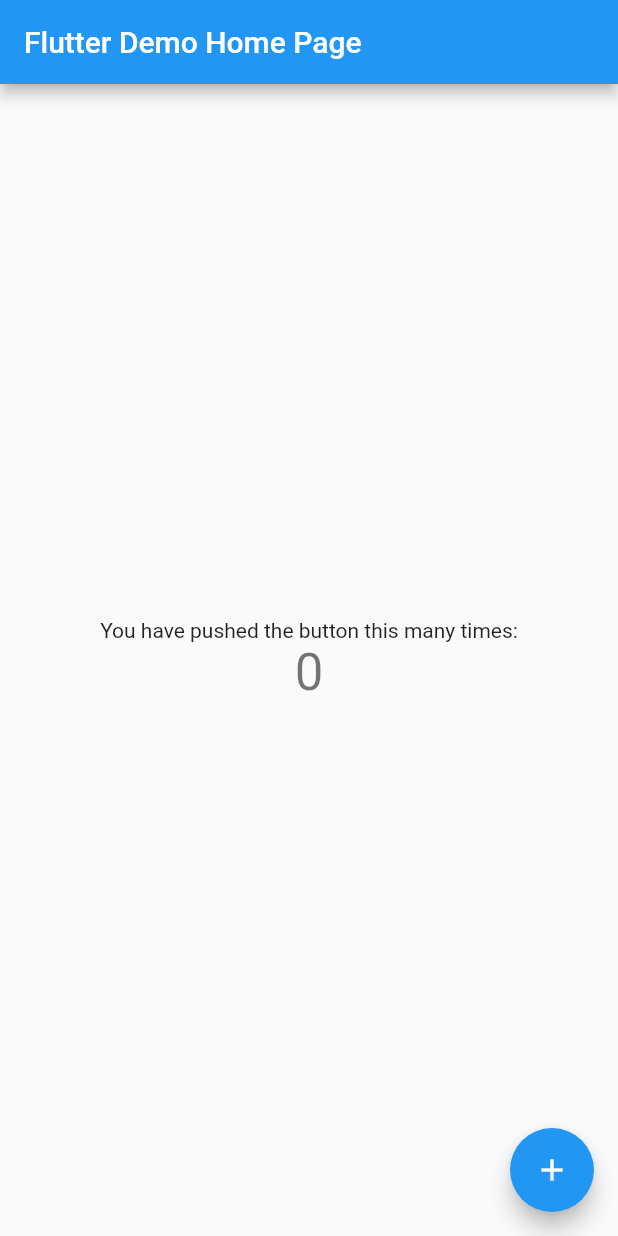
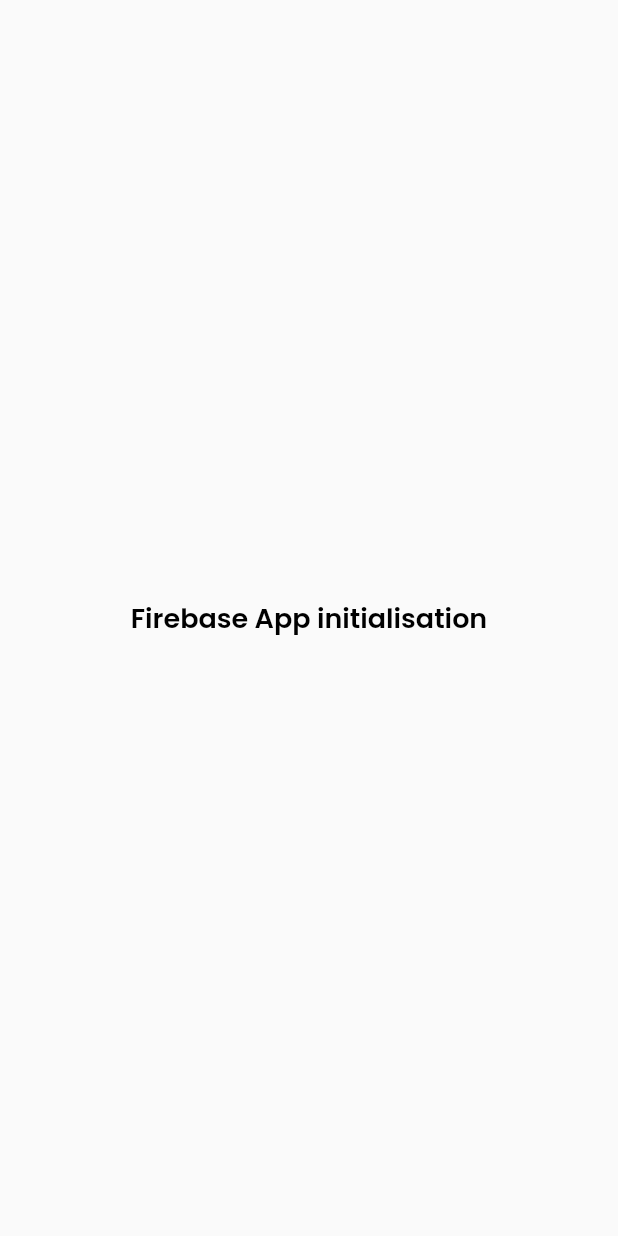
Before and after one commit to AMELkhdfjd/Ecommerce_MobileApp, a Flutter app: the screen it shows after launch, on a phone screen of 412 x 824 dp. Run offline on Flutter 3.47's test engine with Material 2 defaults, Android fonts, the phone set to English and light mode, and no system bars; our stand-ins replace firebase_core, google_fonts; accounts and stored records are empty.

Commit message:
starting the home page

```diff
--- /dev/null
+++ b/lib/constants.dart
@@ -0,0 +1,11 @@
+import 'package:flutter/material.dart';
+import 'package:flutter/painting.dart';
+import 'package:flutter/widgets.dart';
+
+class Constants{
+  static const regularHeading = TextStyle(
+    fontSize: 18,
+    fontWeight: FontWeight.w600,
+    color: Colors.black,
+  );
+}
--- a/lib/main.dart
+++ b/lib/main.dart
@@ -1,4 +1,9 @@
+// ignore_for_file: use_key_in_widget_constructors, avoid_unnecessary_containers, prefer_const_constructors, unused_import
+
+import 'package:firebase_core/firebase_core.dart';
 import 'package:flutter/material.dart';
+import 'package:google_fonts/google_fonts.dart';
+import './screens/landing_page.dart';
 
 void main() {
   runApp(const MyApp());
@@ -7,109 +12,18 @@ void main() {
 class MyApp extends StatelessWidget {
   const MyApp({Key? key}) : super(key: key);
 
-  // This widget is the root of your application.
+
   @override
   Widget build(BuildContext context) {
     return MaterialApp(
       title: 'Flutter Demo',
       theme: ThemeData(
-        // This is the theme of your application.
-        //
-        // Try running your application with "flutter run". You'll see the
-        // application has a blue toolbar. Then, without quitting the app, try
-        // changing the primarySwatch below to Colors.green and then invoke
-        // "hot reload" (press "r" in the console where you ran "flutter run",
-        // or simply save your changes to "hot reload" in a Flutter IDE).
-        // Notice that the counter didn't reset back to zero; the application
-        // is not restarted.
+        textTheme: GoogleFonts.poppinsTextTheme(
+          Theme.of(context).textTheme,
+        ),
         primarySwatch: Colors.blue,
       ),
-      home: const MyHomePage(title: 'Flutter Demo Home Page'),
+      home: Landingpage(),
     );
   }
 }
-
-class MyHomePage extends StatefulWidget {
-  const MyHomePage({Key? key, required this.title}) : super(key: key);
-
-  // This widget is the home page of your application. It is stateful, meaning
-  // that it has a State object (defined below) that contains fields that affect
-  // how it looks.
-
-  // This class is the configuration for the state. It holds the values (in this
-  // case the title) provided by the parent (in this case the App widget) and
-  // used by the build method of the State. Fields in a Widget subclass are
-  // always marked "final".
-
-  final String title;
-
-  @override
-  State<MyHomePage> createState() => _MyHomePageState();
-}
-
-class _MyHomePageState extends State<MyHomePage> {
-  int _counter = 0;
-
-  void _incrementCounter() {
-    setState(() {
-      // This call to setState tells the Flutter framework that something has
-      // changed in this State, which causes it to rerun the build method below
-      // so that the display can reflect the updated values. If we changed
-      // _counter without calling setState(), then the build method would not be
-      // called again, and so nothing would appear to happen.
-      _counter++;
-    });
-  }
-
-  @override
-  Widget build(BuildContext context) {
-    // This method is rerun every time setState is called, for instance as done
-    // by the _incrementCounter method above.
-    //
-    // The Flutter framework has been optimized to make rerunning build methods
-    // fast, so that you can just rebuild anything that needs updating rather
-    // than having to individually change instances of widgets.
-    return Scaffold(
-      appBar: AppBar(
-        // Here we take the value from the MyHomePage object that was created by
-        // the App.build method, and use it to set our appbar title.
-        title: Text(widget.title),
-      ),
-      body: Center(
-        // Center is a layout widget. It takes a single child and positions it
-        // in the middle of the parent.
-        child: Column(
-          // Column is also a layout widget. It takes a list of children and
-          // arranges them vertically. By default, it sizes itself to fit its
-          // children horizontally, and tries to be as tall as its parent.
-          //
-          // Invoke "debug painting" (press "p" in the console, choose the
-          // "Toggle Debug Paint" action from the Flutter Inspector in Android
-          // Studio, or the "Toggle Debug Paint" command in Visual Studio Code)
-          // to see the wireframe for each widget.
-          //
-          // Column has various properties to control how it sizes itself and
-          // how it positions its children. Here we use mainAxisAlignment to
-          // center the children vertically; the main axis here is the vertical
-          // axis because Columns are vertical (the cross axis would be
-          // horizontal).
-          mainAxisAlignment: MainAxisAlignment.center,
-          children: <Widget>[
-            const Text(
-              'You have pushed the button this many times:',
-            ),
-            Text(
-              '$_counter',
-              style: Theme.of(context).textTheme.headline4,
-            ),
-          ],
-        ),
-      ),
-      floatingActionButton: FloatingActionButton(
-        onPressed: _incrementCounter,
-        tooltip: 'Increment',
-        child: const Icon(Icons.add),
-      ), // This trailing comma makes auto-formatting nicer for build methods.
-    );
-  }
-}
--- /dev/null
+++ b/lib/screens/landing_page.dart
@@ -0,0 +1,40 @@
+// ignore_for_file: unused_import, use_key_in_widget_constructors, avoid_unnecessary_containers, prefer_const_constructors, duplicate_ignore
+
+import 'package:firebase_core/firebase_core.dart';
+import 'package:flutter/material.dart';
+import 'package:google_fonts/google_fonts.dart';
+import '../constants.dart';
+
+class Landingpage extends StatelessWidget {
+  final Future<FirebaseApp> _initialization = Firebase.initializeApp();
+
+  @override
+  Widget build(BuildContext context) {
+    return FutureBuilder(
+        future: _initialization,
+        builder: (contex, snapshot) {
+          if (snapshot.hasError) {
+            return Scaffold(
+                body: Container(
+                    child: Center(
+              child: Text("error ${snapshot.error}"),
+            )));
+          }
+          if (snapshot.connectionState == ConnectionState.done) {
+            return Scaffold(
+                body: Container(
+                    child: Center(
+                        child: Text(
+              "Firebase App initialisation",
+              style: Constants.regularHeading,
+            ))));
+          } else {
+            return Scaffold(
+                body: Container(
+                    child: Center(
+              child: Text("loading the firebase"),
+            )));
+          }
+        });
+  }
+}
--- a/pubspec.yaml
+++ b/pubspec.yaml
@@ -29,6 +29,10 @@ environment:
 dependencies:
   flutter:
     sdk: flutter
+    #for the firebase
+  firebase_core: "^1.5.0"
+  #for google fonts
+  google_fonts: ^2.1.0
 
 
   # The following adds the Cupertino Icons font to your application.
```
Also changed, not shown: lib/screens/homePage.dart (added), lib/screens/login_page.dart (added), pubspec.lock, 3 other files.
